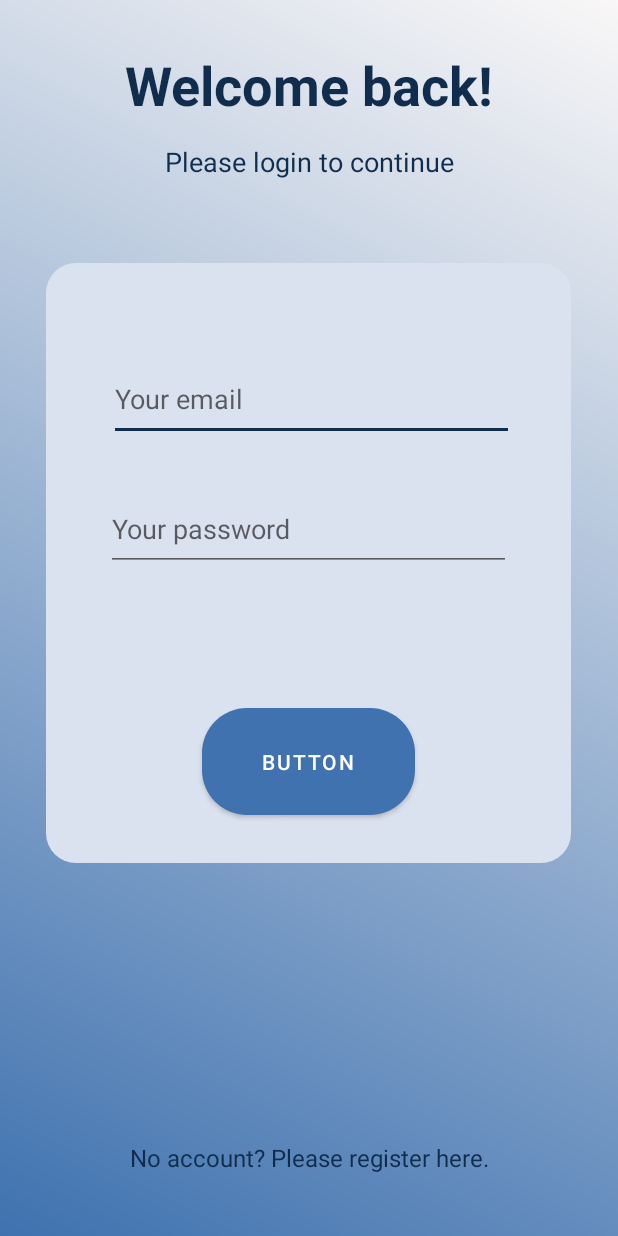
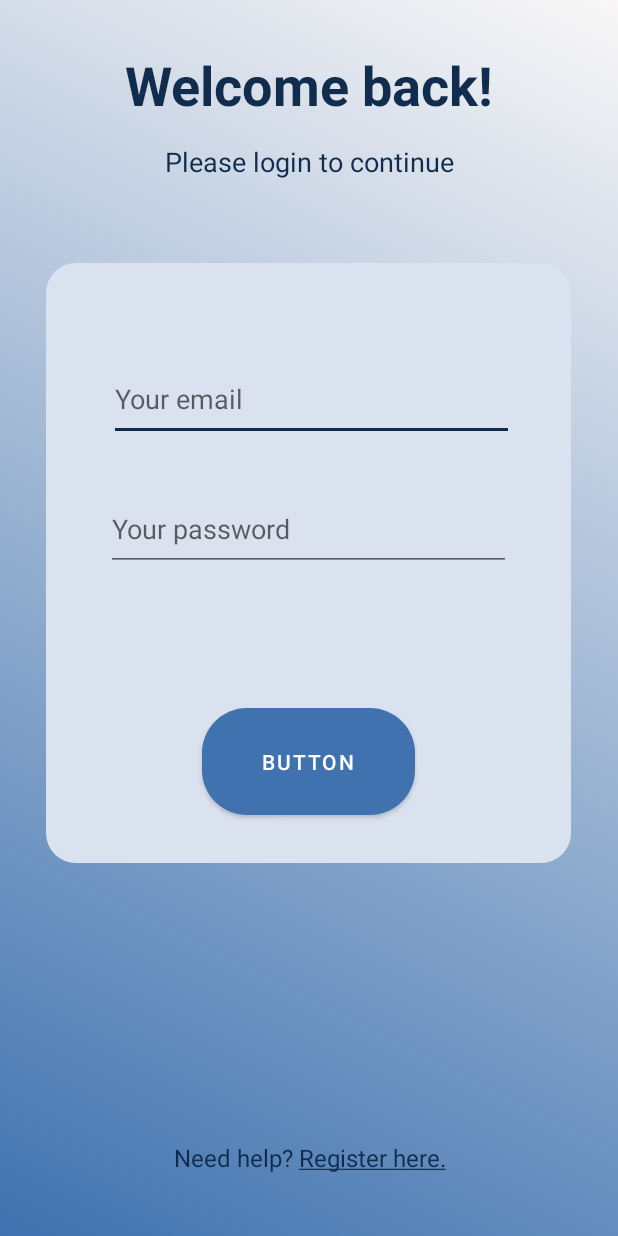
Before and after one commit to dominikcedro/VaccinesApp, an Android app: the screen it shows after launch (LoginActivity), on a phone screen of 412 x 824 dp. Run offline under Robolectric (Android 15) with nearby library versions, the phone set to English and light mode, and no system bars.

Commit message:
UPDATE spannable string introduced to login layout. Functions operating the span documented

```diff
--- a/app/src/main/java/com/example/vaccineapp/LoginActivity.kt
+++ b/app/src/main/java/com/example/vaccineapp/LoginActivity.kt
@@ -1,11 +1,59 @@
 package com.example.vaccineapp
 
+import android.content.Intent
 import androidx.appcompat.app.AppCompatActivity
 import android.os.Bundle
+import android.text.Spannable
+import android.text.SpannableString
+import android.text.method.LinkMovementMethod
+import android.text.style.ClickableSpan
+import android.view.View
+import android.widget.TextView
 
 class LoginActivity : AppCompatActivity() {
+
     override fun onCreate(savedInstanceState: Bundle?) {
         super.onCreate(savedInstanceState)
         setContentView(R.layout.activity_login)
+
+        setupRegisterLink()
+    }
+
+    /**
+     * This function sets up the clickable link that redirects to the Register screen.
+     * It finds the TextView for the Register link, creates a SpannableString with a clickable link,
+     * and sets the text and movement method of the TextView.
+     */
+    private fun setupRegisterLink() {
+        val registerLinkTextView = findViewById<TextView>(R.id.tvGoRegister)
+        val spannableRegisterLink = createSpannableRegisterLink()
+
+        registerLinkTextView.text = spannableRegisterLink
+        registerLinkTextView.movementMethod = LinkMovementMethod.getInstance()
+    }
+
+    /**
+     * This function creates a SpannableString with a clickable link that redirects to the Register screen.
+     * It creates a SpannableString from a full text, finds the start index of a clickable word,
+     * creates a ClickableSpan that starts an intent to RegisterActivity when clicked,
+     * and sets the ClickableSpan to the SpannableString.
+     * @return The created SpannableString with a clickable link.
+     */
+    private fun createSpannableRegisterLink(): SpannableString {
+        val fullText = "Need help? Register here."
+        val clickableWord = "Register here."
+        val spannableRegisterLink = SpannableString(fullText)
+        val startIndex = fullText.indexOf(clickableWord)
+
+        val registerLinkSpan = object : ClickableSpan() {
+            override fun onClick(widget: View) {
+                val registerIntent = Intent(this@LoginActivity, RegisterActivity::class.java)
+                startActivity(registerIntent)
+            }
+        }
+
+        spannableRegisterLink.setSpan(registerLinkSpan, startIndex, startIndex + clickableWord.length, Spannable.SPAN_EXCLUSIVE_EXCLUSIVE)
+
+        return spannableRegisterLink
     }
 }
--- a/app/src/main/res/layout/activity_login.xml
+++ b/app/src/main/res/layout/activity_login.xml
@@ -101,7 +101,7 @@
     </androidx.cardview.widget.CardView>
 
     <TextView
-        android:id="@+id/textView2"
+        android:id="@+id/tvGoRegister"
         android:layout_width="300dp"
         android:layout_height="55dp"
         android:layout_marginStart="55dp"
--- a/app/src/main/res/layout/activity_register.xml
+++ b/app/src/main/res/layout/activity_register.xml
@@ -116,8 +116,8 @@
 
     <Switch
         android:id="@+id/switchTermsConditions"
-        android:layout_width="wrap_content"
-        android:layout_height="wrap_content"
+        android:layout_width="270dp"
+        android:layout_height="50dp"
         android:layout_marginStart="61dp"
         android:layout_marginTop="32dp"
         android:layout_marginEnd="61dp"
```
